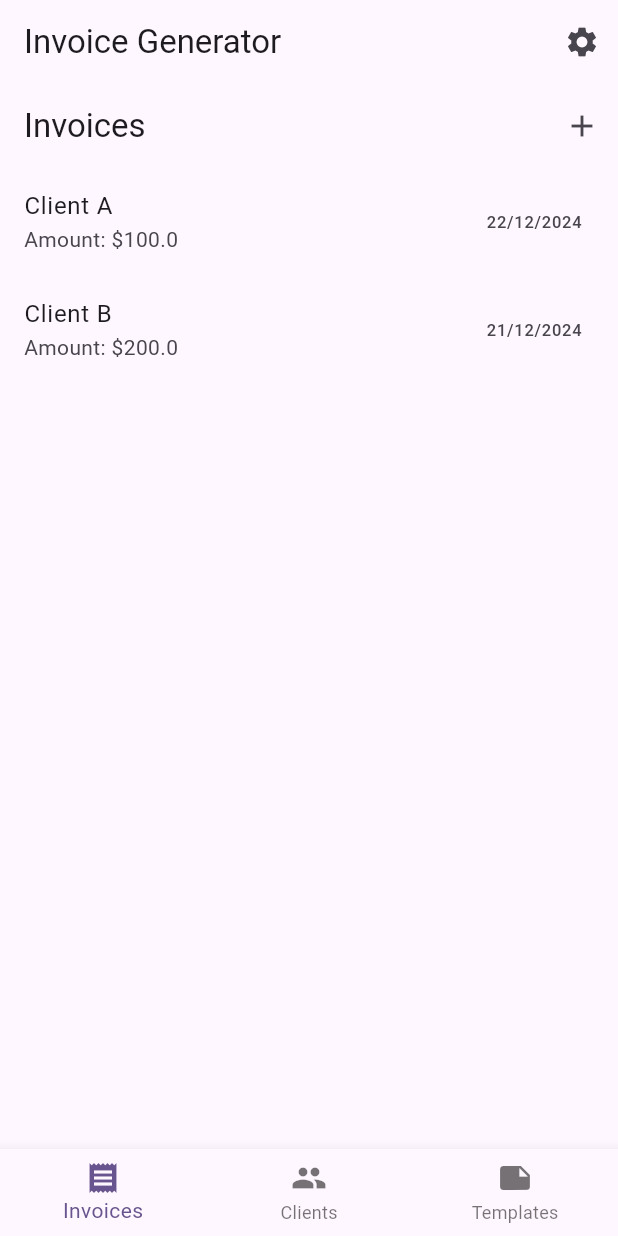
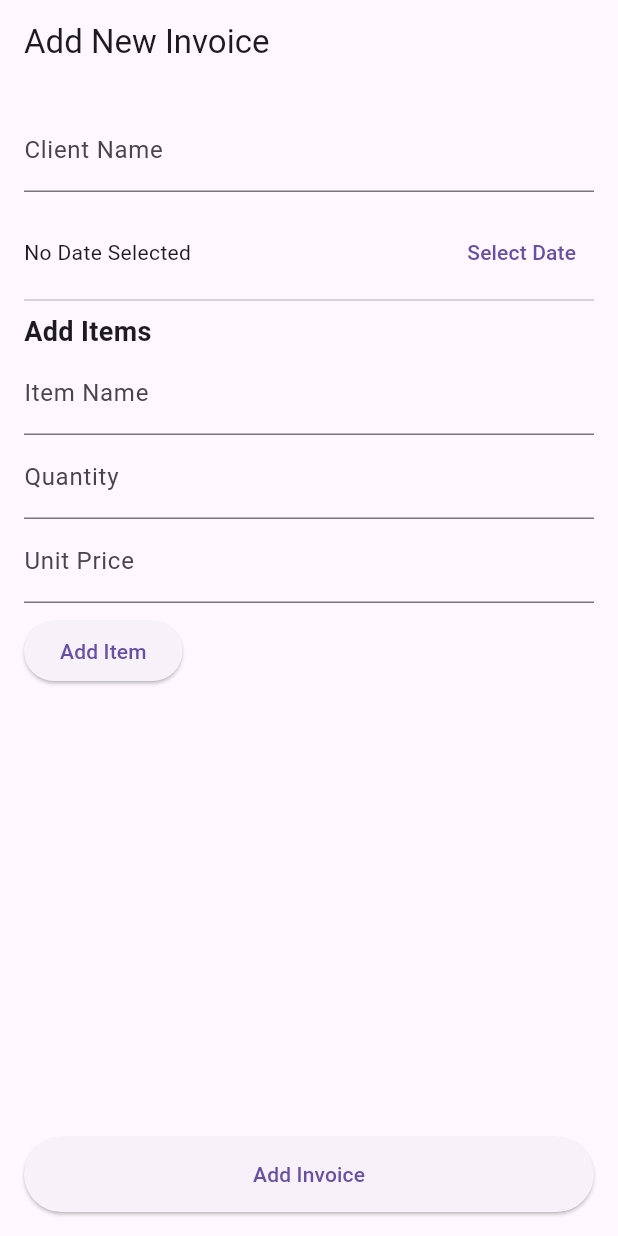
Before and after one commit to sid2710-alt/invi, a Flutter app: the screen it shows after launch, after a tap on the "add" icon, on a phone screen of 412 x 824 dp. Run offline on Flutter 3.47's test engine with Material 3 defaults, Android fonts, the phone set to English and light mode, and no system bars; our stand-ins replace flutter_bloc, go_router.

Commit message:
done-with-basic-faetures-in-invoices-lst

```diff
--- a/lib/blocs/invoices_bloc/InvoiceBloc.dart
+++ b/lib/blocs/invoices_bloc/InvoiceBloc.dart
@@ -2,6 +2,7 @@ import 'package:flutter_bloc/flutter_bloc.dart';
 import 'package:invi/blocs/invoices_bloc/invoice_event.dart';
 import 'package:invi/blocs/invoices_bloc/invoices_state.dart';
 import 'package:invi/models/Invoice.dart';
+import 'package:invi/models/Item.dart';
 
 class InvoiceBloc extends Bloc<InvoiceEvent, InvoiceState> {
   InvoiceBloc() : super(InvoiceInitialState([])) {
@@ -11,16 +12,26 @@ class InvoiceBloc extends Bloc<InvoiceEvent, InvoiceState> {
         await Future.delayed(Duration(seconds: 2));
         List<Invoice> invoices = [
           Invoice(
-              id: '1',
-              clientName: 'Client A',
-              amount: 100.0,
-              date: DateTime.now()),
+            id: '1',
+            clientName: 'Client A', // This will be calculated dynamically from items
+            date: DateTime.now(),
+            items: [
+              InvoiceItem(name: 'Product A', quantity: 2, unitPrice: 50.0),
+              InvoiceItem(name: 'Service A', quantity: 1, unitPrice: 25.0),
+            ],
+          ),
           Invoice(
-              id: '2',
-              clientName: 'Client B',
-              amount: 200.0,
-              date: DateTime.now().subtract(Duration(days: 1))),
+            id: '2',
+            clientName: 'Client B',
+            // This will be calculated dynamically from items
+            date: DateTime.now().subtract(Duration(days: 1)),
+            items: [
+              InvoiceItem(name: 'Product B', quantity: 3, unitPrice: 40.0),
+              InvoiceItem(name: 'Product C', quantity: 1, unitPrice: 20.0),
+            ],
+          ),
         ];
+
         emit(InvoiceLoadedState(invoices));
       } catch (e) {
         emit(InvoiceErrorState(e.toString(), state.invoices));
--- a/lib/main.dart
+++ b/lib/main.dart
@@ -1,5 +1,5 @@
 import 'package:flutter/material.dart';
-import 'package:invi/screens/home_screen.dart';
+import 'package:invi/widgets/app_shell.dart';
 
 void main() {
   runApp(const MyApp());
@@ -11,13 +11,6 @@ class MyApp extends StatelessWidget {
   // This widget is the root of your application.
   @override
   Widget build(BuildContext context) {
-    return MaterialApp(
-      title: 'Invi',
-      theme: ThemeData(
-        colorScheme: ColorScheme.fromSeed(seedColor: Colors.deepPurple),
-        useMaterial3: true,
-      ),
-      home: HomeScreen()
-    );
+    return AppShell();
   }
 }
--- a/lib/models/Invoice.dart
+++ b/lib/models/Invoice.dart
@@ -1,13 +1,17 @@
+import 'package:invi/models/Item.dart';
+
 class Invoice {
   final String id;
   final String clientName;
-  final double amount;
   final DateTime date;
+  final List<InvoiceItem> items;
 
   Invoice({
     required this.id,
     required this.clientName,
-    required this.amount,
     required this.date,
+    required this.items,
   });
+
+  double get totalAmount => items.fold(0, (sum, item) => sum + item.totalPrice);
 }
--- /dev/null
+++ b/lib/models/Item.dart
@@ -0,0 +1,9 @@
+class InvoiceItem {
+  final String name;
+  final int quantity;
+  final double unitPrice;
+
+  InvoiceItem({required this.name, required this.quantity, required this.unitPrice});
+
+  double get totalPrice => quantity * unitPrice;
+}
--- /dev/null
+++ b/lib/screens/invoice_add_screen.dart
@@ -0,0 +1,174 @@
+import 'package:flutter/material.dart';
+import 'package:invi/models/Invoice.dart';
+import 'package:invi/models/Item.dart';
+
+class AddInvoiceScreen extends StatefulWidget {
+  const AddInvoiceScreen({super.key});
+
+  @override
+  AddInvoiceScreenState createState() => AddInvoiceScreenState();
+}
+
+class AddInvoiceScreenState extends State<AddInvoiceScreen> {
+  final _formKey = GlobalKey<FormState>();
+  final TextEditingController _clientNameController = TextEditingController();
+  final TextEditingController _amountController = TextEditingController();
+  final TextEditingController _itemNameController = TextEditingController();
+  final TextEditingController _quantityController = TextEditingController();
+  final TextEditingController _unitPriceController = TextEditingController();
+  DateTime? _selectedDate;
+  List<InvoiceItem> _items = [];
+
+  @override
+  void dispose() {
+    _clientNameController.dispose();
+    _amountController.dispose();
+    _itemNameController.dispose();
+    _quantityController.dispose();
+    _unitPriceController.dispose();
+    super.dispose();
+  }
+
+  void _pickDate() async {
+    final DateTime? pickedDate = await showDatePicker(
+      context: context,
+      initialDate: DateTime.now(),
+      firstDate: DateTime(2000),
+      lastDate: DateTime(2100),
+    );
+    if (pickedDate != null) {
+      setState(() {
+        _selectedDate = pickedDate;
+      });
+    }
+  }
+
+  void _addItem() {
+    if (_itemNameController.text.isNotEmpty &&
+        _quantityController.text.isNotEmpty &&
+        _unitPriceController.text.isNotEmpty) {
+      final String itemName = _itemNameController.text;
+      final int quantity = int.parse(_quantityController.text);
+      final double unitPrice = double.parse(_unitPriceController.text);
+
+      setState(() {
+        _items.add(InvoiceItem(name: itemName, quantity: quantity, unitPrice: unitPrice));
+      });
+
+      // Clear item input fields
+      _itemNameController.clear();
+      _quantityController.clear();
+      _unitPriceController.clear();
+    }
+  }
+
+  void _addInvoice() {
+    if (_formKey.currentState!.validate() && _items.isNotEmpty) {
+      final String clientName = _clientNameController.text;
+      final DateTime date = _selectedDate ?? DateTime.now();
+
+      final newInvoice = Invoice(
+        id: DateTime.now().millisecondsSinceEpoch.toString(),
+        clientName: clientName,
+        date: date,
+        items: _items,
+      );
+
+      // Trigger the event or handle the invoice addition logic
+      print('Invoice Added: ${newInvoice.clientName}, Total: ${newInvoice.totalAmount}');
+
+      Navigator.pop(context); // Return to the previous screen
+    }
+  }
+
+  @override
+  Widget build(BuildContext context) {
+    return Scaffold(
+      appBar: AppBar(
+        title: Text('Add New Invoice'),
+      ),
+      body: Padding(
+        padding: const EdgeInsets.all(16.0),
+        child: Form(
+          key: _formKey,
+          child: Column(
+            crossAxisAlignment: CrossAxisAlignment.start,
+            children: [
+              TextFormField(
+                controller: _clientNameController,
+                decoration: InputDecoration(labelText: 'Client Name'),
+                validator: (value) {
+                  if (value == null || value.isEmpty) {
+                    return 'Please enter client name';
+                  }
+                  return null;
+                },
+              ),
+              SizedBox(height: 16),
+              Row(
+                children: [
+                  Text(
+                    _selectedDate == null
+                        ? 'No Date Selected'
+                        : 'Selected Date: ${_selectedDate!.toLocal()}'.split(' ')[0],
+                  ),
+                  Spacer(),
+                  TextButton(
+                    onPressed: _pickDate,
+                    child: Text('Select Date'),
+                  ),
+                ],
+              ),
+              Divider(),
+              Text(
+                'Add Items',
+                style: TextStyle(fontSize: 18, fontWeight: FontWeight.bold),
+              ),
+              TextFormField(
+                controller: _itemNameController,
+                decoration: InputDecoration(labelText: 'Item Name'),
+              ),
+              TextFormField(
+                controller: _quantityController,
+                decoration: InputDecoration(labelText: 'Quantity'),
+                keyboardType: TextInputType.number,
+              ),
+              TextFormField(
+                controller: _unitPriceController,
+                decoration: InputDecoration(labelText: 'Unit Price'),
+                keyboardType: TextInputType.number,
+              ),
+              SizedBox(height: 8),
+              ElevatedButton(
+                onPressed: _addItem,
+                child: Text('Add Item'),
+              ),
+              SizedBox(height: 16),
+              Expanded(
+                child: ListView.builder(
+                  itemCount: _items.length,
+                  itemBuilder: (context, index) {
+                    final item = _items[index];
+                    return ListTile(
+                      title: Text(item.name),
+                      subtitle: Text('Quantity: ${item.quantity}, Unit Price: ${item.unitPrice.toStringAsFixed(2)}'),
+                      trailing: Text('Total: ${item.totalPrice.toStringAsFixed(2)}'),
+                    );
+                  },
+                ),
+              ),
+              Spacer(),
+              ElevatedButton(
+                onPressed: _addInvoice,
+                child: Text('Add Invoice'),
+                style: ElevatedButton.styleFrom(
+                  minimumSize: Size(double.infinity, 50),
+                ),
+              ),
+            ],
+          ),
+        ),
+      ),
+    );
+  }
+}
--- a/lib/screens/invoices_screen.dart
+++ b/lib/screens/invoices_screen.dart
@@ -1,5 +1,6 @@
 import 'package:flutter/material.dart';
 import 'package:flutter_bloc/flutter_bloc.dart';
+import 'package:go_router/go_router.dart';
 import 'package:invi/blocs/invoices_bloc/InvoiceBloc.dart';
 import 'package:invi/blocs/invoices_bloc/invoices_state.dart';
 import 'package:invi/blocs/invoices_bloc/invoice_event.dart';
@@ -19,7 +20,7 @@ class InvoiceScreen extends StatelessWidget {
           IconButton(
             icon: Icon(Icons.add),
             onPressed: () {
-              // Navigate to Create Invoice screen
+              context.go('/add-invoice');
             },
           ),
         ],
@@ -46,19 +47,42 @@ class InvoiceScreen extends StatelessWidget {
               itemCount: invoices.length,
               itemBuilder: (context, index) {
                 final invoice = invoices[index];
-                return ListTile(
-                  title: Text(invoice.clientName),
-                  subtitle: Text("Amount: \$${invoice.amount}"),
-                  trailing: Text(
-                    "${invoice.date.day}/${invoice.date.month}/${invoice.date.year}",
+                return Card(
+                  child: ListTile(
+                    title: Text(invoice.clientName),
+                    subtitle: Text(
+                        "Amount: \$${invoice.totalAmount.toStringAsFixed(2)}"),
+                    trailing: PopupMenuButton<String>(
+                      onSelected: (value) {
+                        if (value == 'send') {
+                          // Trigger send action
+                          print("Send Invoice: ${invoice.id}");
+                        } else if (value == 'download') {
+                          // Trigger download action
+                          print("Download Invoice: ${invoice.id}");
+                        } else if (value == 'delete') {
+                          // Trigger delete action
+                          context.read<InvoiceBloc>().add(
+                                DeleteInvoiceEvent(invoice.id),
+                              );
+                        }
+                      },
+                      itemBuilder: (BuildContext context) => [
+                        PopupMenuItem(
+                          value: 'send',
+                          child: Text('Send Invoice'),
+                        ),
+                        PopupMenuItem(
+                          value: 'download',
+                          child: Text('Download as PDF'),
+                        ),
+                        PopupMenuItem(
+                          value: 'delete',
+                          child: Text('Delete Invoice'),
+                        ),
+                      ],
+                    ),
                   ),
-                  onTap: () {
-                    // Handle invoice tap, e.g., navigate to invoice detail screen
-                  },
-                  onLongPress: () {
-                    // Handle invoice long press, e.g., delete the invoice
-                    _showDeleteConfirmationDialog(context, invoice.id);
-                  },
                 );
               },
             );
@@ -72,7 +96,7 @@ class InvoiceScreen extends StatelessWidget {
                 children: [
                   Icon(Icons.error, color: Colors.red, size: 50),
                   SizedBox(height: 10),
-                  Text(
+                  const Text(
                     'Failed to load invoices',
                     style: TextStyle(fontSize: 16, color: Colors.red),
                   ),
@@ -95,33 +119,4 @@ class InvoiceScreen extends StatelessWidget {
       ),
     );
   }
-
-  // Helper function to show delete confirmation dialog
-  void _showDeleteConfirmationDialog(BuildContext context, String invoiceId) {
-    showDialog(
-      context: context,
-      builder: (context) {
-        return AlertDialog(
-          title: Text("Delete Invoice"),
-          content: Text("Are you sure you want to delete this invoice?"),
-          actions: [
-            TextButton(
-              onPressed: () {
-                Navigator.of(context).pop();
-              },
-              child: Text("Cancel"),
-            ),
-            TextButton(
-              onPressed: () {
-                // Trigger delete invoice event in BLoC
-                context.read<InvoiceBloc>().add(DeleteInvoiceEvent(invoiceId));
-                Navigator.of(context).pop();
-              },
-              child: Text("Delete"),
-            ),
-          ],
-        );
-      },
-    );
-  }
 }
--- /dev/null
+++ b/lib/widgets/app_shell.dart
@@ -0,0 +1,37 @@
+import 'package:flutter/material.dart';
+import 'package:go_router/go_router.dart';
+import 'package:invi/screens/home_screen.dart';
+import 'package:invi/screens/invoice_add_screen.dart';
+
+class AppShell extends StatelessWidget {
+  // Define the GoRouter
+  final GoRouter _router = GoRouter(
+    initialLocation: '/home', // Set the initial route
+    routes: [
+      // Home route
+      GoRoute(
+        path: '/home',
+        builder: (context, state) {
+          return HomeScreen(); // Your home screen widget
+        },
+      ),
+      // Add Invoice route
+      GoRoute(
+        path: '/add-invoice',
+        builder: (context, state) {
+          return const AddInvoiceScreen(); // Add invoice screen widget
+        },
+      ),
+    ],
+  );
+
+  AppShell({super.key});
+
+  @override
+  Widget build(BuildContext context) {
+    return MaterialApp.router(
+      title: 'Invoice Generator',
+      routerConfig: _router, // Pass the GoRouter configuration
+    );
+  }
+}
```
Also changed, not shown: pubspec.yaml (+1 -62 lines), pubspec.lock.
